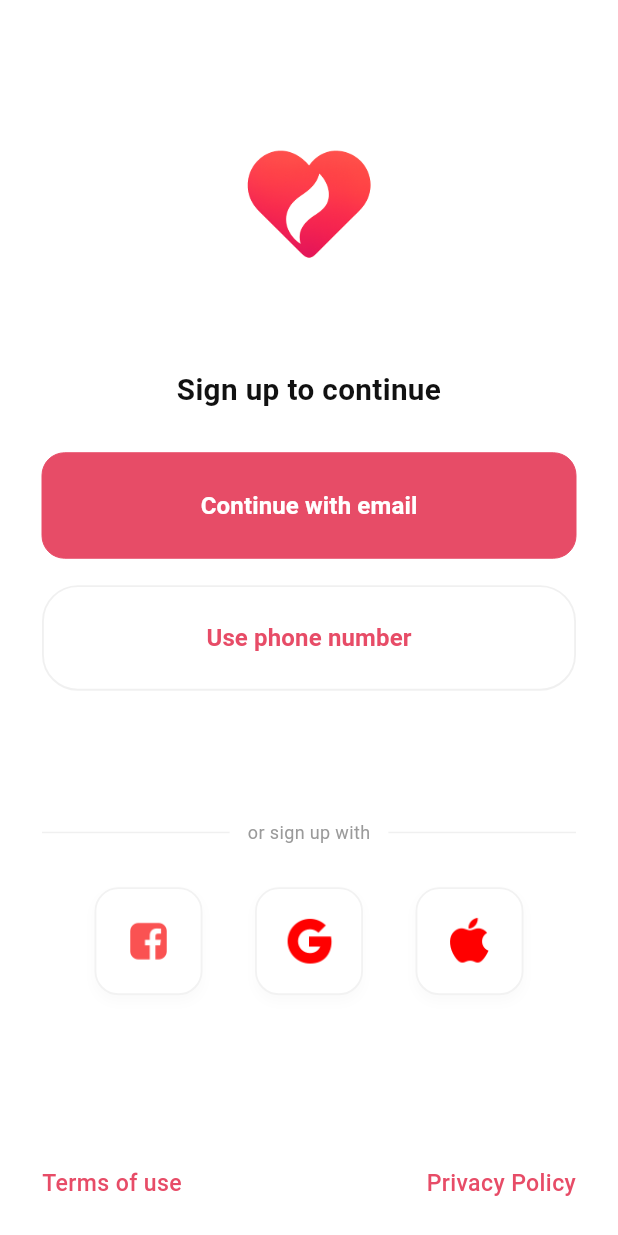
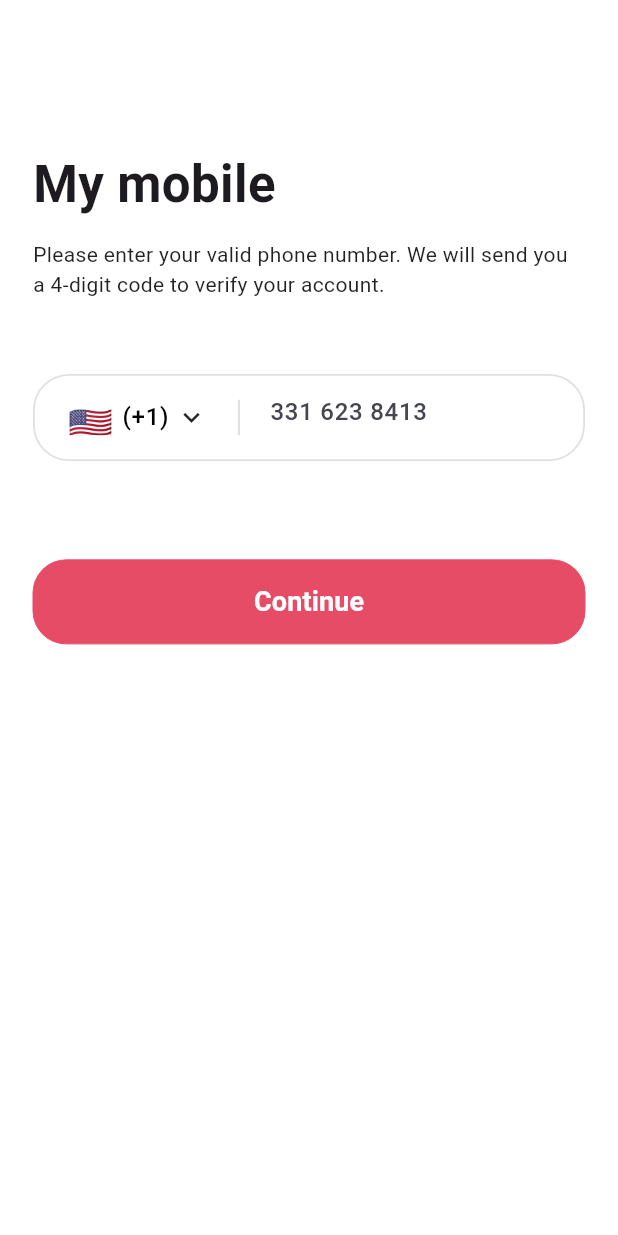
Before and after one commit to TechieChuks/flutter-dating-app-ui-kit-showcase, a Flutter app: the SignUpPage screen opened directly, after a tap on "Use phone number", on a phone screen of 412 x 824 dp. Run offline on Flutter 3.47's test engine with Material 3 defaults, Android fonts, the phone set to English and light mode, and no system bars; network calls fail; Roboto replaces fonts that are missing (System).

Commit message:
implement complete phone number input screen
Added full page layout with header, subtitle, and instructional text

Integrated country selector with flag, code, and dropdown options

Implemented phone number text field with keyboard-safe scrolling

Ensured responsive design across all screen sizes

Added consistent padding, typography styles, and spacing

Implemented primary continue button with navigation placeholder

Added accessibility labels and semantic structure

```diff
--- a/lib/screens/onboarding_screen.dart
+++ b/lib/screens/onboarding_screen.dart
@@ -6,7 +6,7 @@ import '../widgets/dot_indicator.dart';
 import '../widgets/onboarding_card.dart';
 import '../theme/app_text_styles.dart';
 import '../theme/app_colors.dart';
-import 'sign_up_page.dart';
+import 'signup/sign_up_page.dart';
 
 class OnboardingScreen extends StatefulWidget {
   const OnboardingScreen({super.key, required this.title});
--- /dev/null
+++ b/lib/screens/signup/phone_number_page.dart
@@ -0,0 +1,167 @@
+import 'package:datingapp/widgets/phone_input.dart';
+import 'package:datingapp/widgets/primary_button.dart';
+import 'package:flutter/material.dart';
+
+class PhoneNumberPage extends StatefulWidget {
+  const PhoneNumberPage({super.key});
+
+  @override
+  State<PhoneNumberPage> createState() => _PhoneNumberPageState();
+}
+
+class _PhoneNumberPageState extends State<PhoneNumberPage> {
+  final TextEditingController _phoneController = TextEditingController();
+
+  String _flag = "🇺🇸";
+  String _dialCode = "(+1)";
+
+  void _openCountryPicker() {
+    showModalBottomSheet(
+      context: context,
+      isScrollControlled: true,
+      backgroundColor: Colors.white,
+      shape: const RoundedRectangleBorder(
+        borderRadius: BorderRadius.vertical(top: Radius.circular(28)),
+      ),
+      builder: (context) {
+        return DraggableScrollableSheet(
+          expand: false,
+          initialChildSize: 0.7,
+          maxChildSize: 0.9,
+          minChildSize: 0.4,
+          builder: (context, scrollController) {
+            final countries = [
+              {"flag": "🇺🇸", "name": "United States", "code": "(+1)"},
+              {"flag": "🇬🇧", "name": "United Kingdom", "code": "(+44)"},
+              {"flag": "🇳🇬", "name": "Nigeria", "code": "(+234)"},
+              {"flag": "🇨🇦", "name": "Canada", "code": "(+1)"},
+              {"flag": "🇰🇪", "name": "Kenya", "code": "(+254)"},
+            ];
+
+            return Padding(
+              padding: const EdgeInsets.all(18),
+              child: Column(
+                crossAxisAlignment: CrossAxisAlignment.start,
+                children: [
+                  Center(
+                    child: Container(
+                      width: 70,
+                      height: 6,
+                      decoration: BoxDecoration(
+                        color: Colors.black26,
+                        borderRadius: BorderRadius.all(Radius.circular(10)),
+                      ),
+                    ),
+                  ),
+                  const SizedBox(height: 16),
+                  const Text(
+                    "Select Country",
+                    style: TextStyle(fontSize: 22, fontWeight: FontWeight.w700),
+                  ),
+                  const SizedBox(height: 14),
+                  Expanded(
+                    child: ListView.builder(
+                      controller: scrollController,
+                      itemCount: countries.length,
+                      itemBuilder: (context, index) {
+                        final country = countries[index];
+                        return ListTile(
+                          leading: Text(
+                            country["flag"]!,
+                            style: const TextStyle(fontSize: 26),
+                          ),
+                          title: Text(
+                            country["name"]!,
+                            style: const TextStyle(fontSize: 17),
+                          ),
+                          trailing: Text(
+                            country["code"]!,
+                            style: const TextStyle(
+                              fontSize: 16,
+                              fontWeight: FontWeight.w600,
+                            ),
+                          ),
+                          onTap: () {
+                            setState(() {
+                              _flag = country["flag"]!;
+                              _dialCode = country["code"]!;
+                            });
+                            Navigator.pop(context);
+                          },
+                        );
+                      },
+                    ),
+                  ),
+                ],
+              ),
+            );
+          },
+        );
+      },
+    );
+  }
+
+  void _onContinue() {
+    debugPrint("Phone Entered: ${_dialCode} ${_phoneController.text}");
+  }
+
+  @override
+  Widget build(BuildContext context) {
+    final media = MediaQuery.of(context);
+    final height = media.size.height;
+    final keyboardHeight = media.viewInsets.bottom;
+
+    return Scaffold(
+      backgroundColor: Colors.white,
+      resizeToAvoidBottomInset: true, // important
+      body: SafeArea(
+        child: SingleChildScrollView(
+          padding: EdgeInsets.only(
+            left: 22,
+            right: 22,
+            bottom: keyboardHeight + 20,
+          ),
+          child: Column(
+            crossAxisAlignment: CrossAxisAlignment.start,
+            children: [
+              SizedBox(height: height * 0.12),
+
+              const Text(
+                "My mobile",
+                style: TextStyle(fontSize: 34, fontWeight: FontWeight.w700),
+              ),
+
+              const SizedBox(height: 12),
+
+              const Text(
+                "Please enter your valid phone number. We will send you a 4-digit code to verify your account.",
+                style: TextStyle(
+                  fontSize: 14,
+                  height: 1.45,
+                  color: Colors.black87,
+                ),
+              ),
+
+              SizedBox(height: height * 0.06),
+
+              PhoneInput(
+                countryFlag: _flag,
+                dialCode: _dialCode,
+                controller: _phoneController,
+                onTapCountry: _openCountryPicker,
+              ),
+
+              SizedBox(height: height * 0.08),
+
+              PrimaryButton(
+                label: "Continue",
+                onPressed: _onContinue,
+                height: 56,
+              ),
+            ],
+          ),
+        ),
+      ),
+    );
+  }
+}
--- a/lib/screens/sign_up_page.dart
+++ b/lib/screens/signup/sign_up_page.dart
@@ -1,8 +1,9 @@
+import 'package:datingapp/screens/signup/phone_number_page.dart';
 import 'package:flutter/material.dart';
-import '../theme/app_colors.dart';
-import '../theme/app_text_styles.dart';
-import '../widgets/primary_button.dart';
-import '../widgets/social_icon_button.dart';
+import '../../theme/app_colors.dart';
+import '../../theme/app_text_styles.dart';
+import '../../widgets/primary_button.dart';
+import '../../widgets/social_icon_button.dart';
 
 class SignUpPage extends StatelessWidget {
   const SignUpPage({super.key});
@@ -78,7 +79,12 @@ class SignUpPage extends StatelessWidget {
                           label: 'Use phone number',
                           labelSize: 16,
                           onPressed: () {
-                            // implement phone number flow
+                            Navigator.push(
+                              context,
+                              MaterialPageRoute(
+                                builder: (_) => const PhoneNumberPage(),
+                              ),
+                            );
                           },
                           variant: PrimaryButtonVariant.outlined,
                           height: 64 * scale,
--- /dev/null
+++ b/lib/widgets/phone_input.dart
@@ -0,0 +1,77 @@
+import 'package:flutter/material.dart';
+
+class PhoneInput extends StatelessWidget {
+  final String countryFlag;
+  final String dialCode;
+  final TextEditingController controller;
+  final VoidCallback? onTapCountry;
+
+  const PhoneInput({
+    super.key,
+    required this.countryFlag,
+    required this.dialCode,
+    required this.controller,
+    this.onTapCountry,
+  });
+
+  @override
+  Widget build(BuildContext context) {
+    final theme = Theme.of(context);
+
+    return Container(
+      height: 58,
+      padding: const EdgeInsets.symmetric(horizontal: 22, vertical: 16),
+      decoration: BoxDecoration(
+        color: Colors.white,
+        borderRadius: BorderRadius.circular(24),
+        border: Border.all(color: Colors.grey.shade300, width: 1.2),
+      ),
+      child: Row(
+        children: [
+          // Country selector
+          GestureDetector(
+            onTap: onTapCountry,
+            child: Row(
+              children: [
+                Text(countryFlag, style: const TextStyle(fontSize: 24)),
+                const SizedBox(width: 6),
+                Text(
+                  dialCode,
+                  style: theme.textTheme.bodyLarge!.copyWith(
+                    color: Colors.black,
+                    fontWeight: FontWeight.w500,
+                  ),
+                ),
+                const SizedBox(width: 4),
+                const Icon(Icons.keyboard_arrow_down, size: 22),
+              ],
+            ),
+          ),
+
+          const SizedBox(width: 20),
+
+          // Divider
+          Container(height: 30, width: 1.4, color: Colors.grey.shade300),
+
+          const SizedBox(width: 20),
+
+          // Phone number input
+          Expanded(
+            child: TextField(
+              controller: controller,
+              keyboardType: TextInputType.phone,
+              decoration: const InputDecoration(
+                hintText: "331 623 8413",
+                border: InputBorder.none,
+              ),
+              style: theme.textTheme.bodyLarge!.copyWith(
+                fontWeight: FontWeight.w500,
+                color: Colors.black,
+              ),
+            ),
+          ),
+        ],
+      ),
+    );
+  }
+}
```
